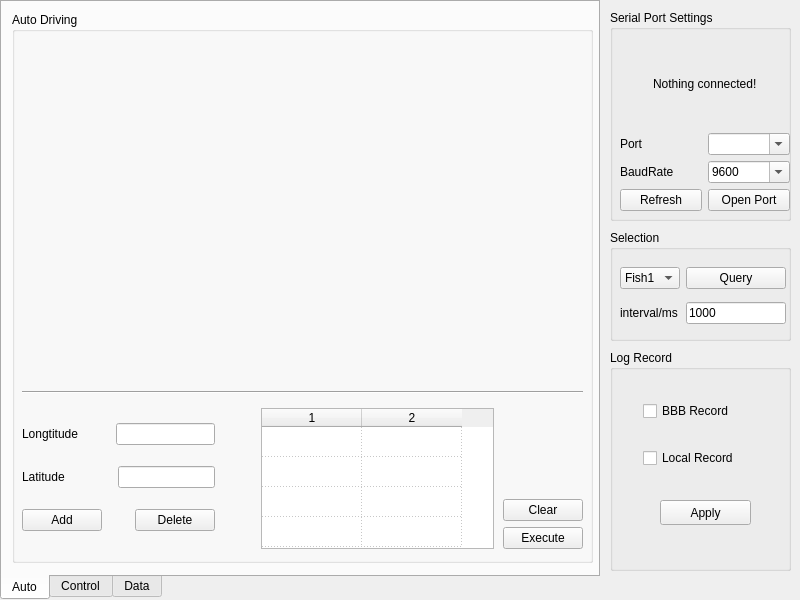
Before: the Qt Designer form mainwidget.ui in ScorchHeHe/FishUpper, drawn with Qt 5.
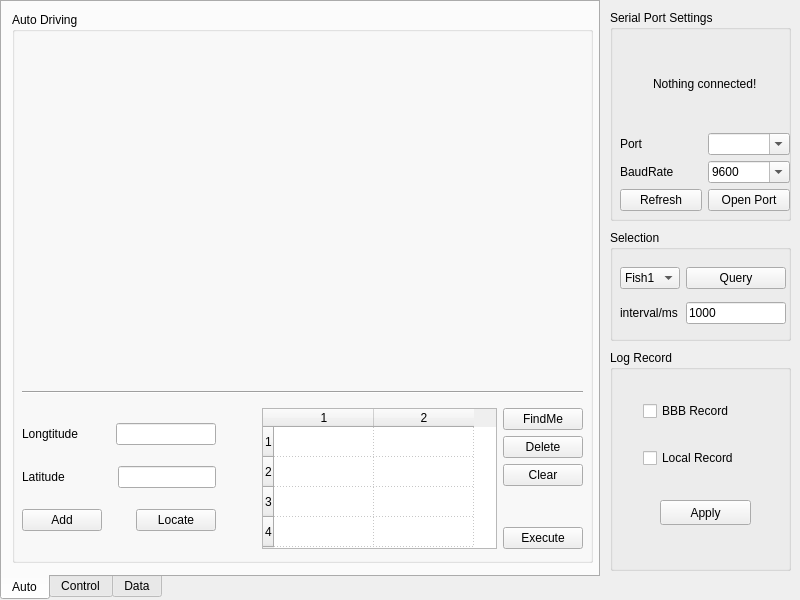
After: the same form once the commit is applied.

Patch:
```diff
--- a/mainwidget.ui
+++ b/mainwidget.ui
@@ -193,9 +193,9 @@
             </spacer>
            </item>
            <item>
-            <widget class="QPushButton" name="auto_btn_delete">
+            <widget class="QPushButton" name="auto_btn_locate">
              <property name="text">
-              <string>Delete</string>
+              <string>Locate</string>
              </property>
             </widget>
            </item>
@@ -209,7 +209,7 @@
           <enum>Qt::Horizontal</enum>
          </property>
          <property name="sizeType">
-          <enum>QSizePolicy::Minimum</enum>
+          <enum>QSizePolicy::Fixed</enum>
          </property>
          <property name="sizeHint" stdset="0">
           <size>
@@ -222,7 +222,7 @@
        <item>
         <widget class="QTableWidget" name="auto_tabWidget_locs">
          <property name="verticalScrollBarPolicy">
-          <enum>Qt::ScrollBarAsNeeded</enum>
+          <enum>Qt::ScrollBarAlwaysOff</enum>
          </property>
          <property name="horizontalScrollBarPolicy">
           <enum>Qt::ScrollBarAlwaysOff</enum>
@@ -249,7 +249,7 @@
           <number>2</number>
          </property>
          <attribute name="verticalHeaderVisible">
-          <bool>false</bool>
+          <bool>true</bool>
          </attribute>
          <row/>
          <row/>
@@ -259,24 +259,29 @@
          <column/>
         </widget>
        </item>
-       <item>
-        <spacer name="horizontalSpacer_8">
-         <property name="orientation">
-          <enum>Qt::Horizontal</enum>
-         </property>
-         <property name="sizeType">
-          <enum>QSizePolicy::Maximum</enum>
-         </property>
-         <property name="sizeHint" stdset="0">
-          <size>
-           <width>25</width>
-           <height>20</height>
-          </size>
-         </property>
-        </spacer>
-       </item>
        <item>
         <layout class="QVBoxLayout" name="verticalLayout_2">
+         <item>
+          <widget class="QPushButton" name="auto_btn_find_me">
+           <property name="text">
+            <string>FindMe</string>
+           </property>
+          </widget>
+         </item>
+         <item>
+          <widget class="QPushButton" name="auto_btn_delete">
+           <property name="text">
+            <string>Delete</string>
+           </property>
+          </widget>
+         </item>
+         <item>
+          <widget class="QPushButton" name="auto_btn_clear">
+           <property name="text">
+            <string>Clear</string>
+           </property>
+          </widget>
+         </item>
          <item>
           <spacer name="verticalSpacer">
            <property name="orientation">
@@ -290,13 +295,6 @@
            </property>
           </spacer>
          </item>
-         <item>
-          <widget class="QPushButton" name="auto_btn_clear">
-           <property name="text">
-            <string>Clear</string>
-           </property>
-          </widget>
-         </item>
          <item>
           <widget class="QPushButton" name="auto_btn_execute">
            <property name="text">
```
Left out of the diff: 2 changed lines with no effect on the pictures.
